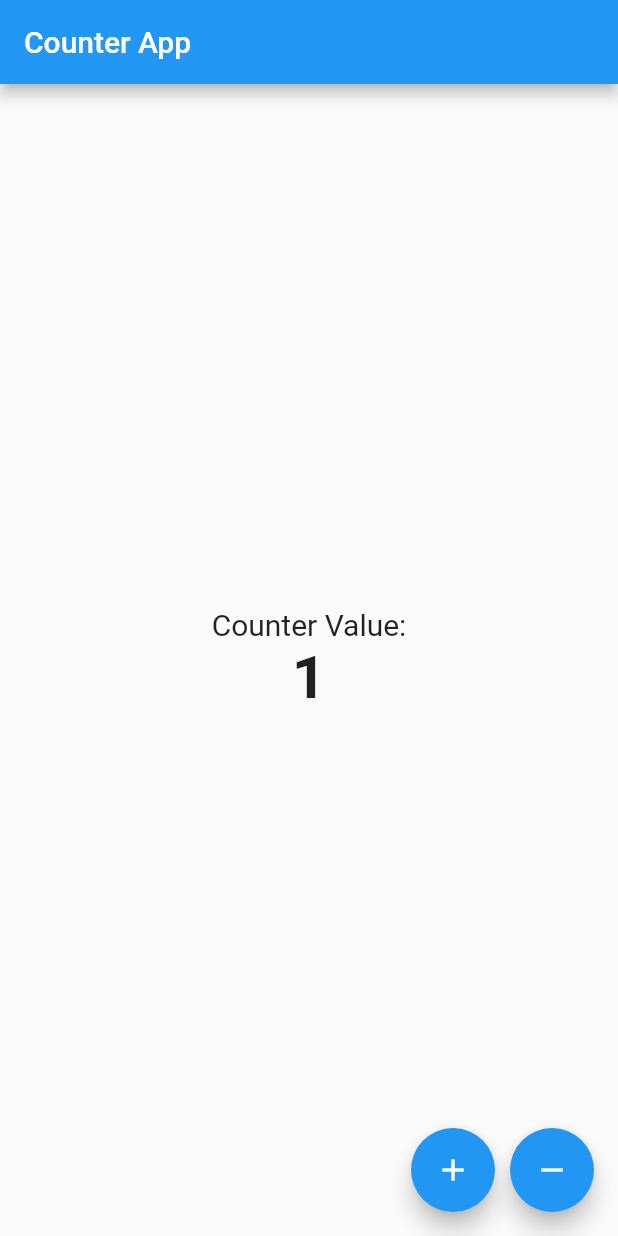
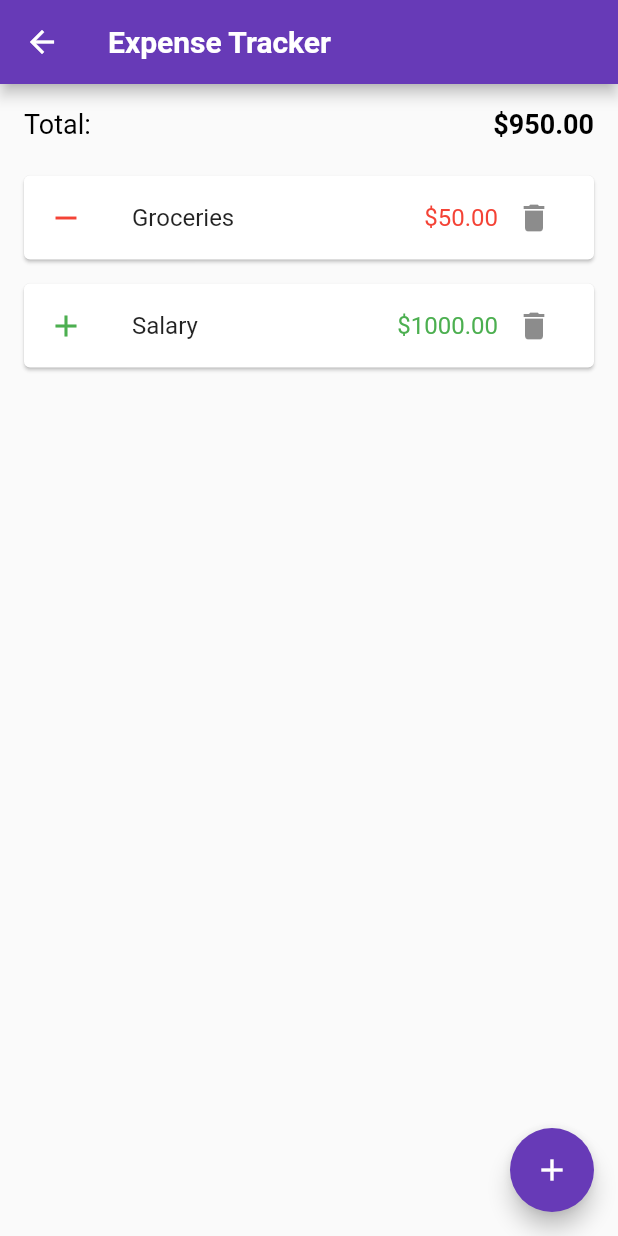
Before and after one commit to VermaAman-tech/22B3929_IntroToAppDev, a Flutter app: the screen it shows after launch, after a tap on the "add" icon, on a phone screen of 412 x 824 dp. Run offline on Flutter 3.47's test engine with Material 2 defaults, Android fonts, the phone set to English and light mode, and no system bars.

Commit message:
Add files via upload

```diff
--- a/lib/ExpenseScreen.dart
+++ b/lib/ExpenseScreen.dart
@@ -0,0 +1,230 @@
+import 'package:flutter/material.dart';
+
+class ExpenseScreen extends StatefulWidget {
+  final Function(double) updateTotalAmount;
+
+  ExpenseScreen({required this.updateTotalAmount});
+
+  @override
+  _ExpenseScreenState createState() => _ExpenseScreenState();
+}
+
+class _ExpenseScreenState extends State<ExpenseScreen> {
+  List<Map<String, dynamic>> transactions = [
+    {
+      'title': 'Groceries',
+      'amount': 50.0,
+      'isExpense': true,
+    },
+    {
+      'title': 'Salary',
+      'amount': 1000.0,
+      'isExpense': false,
+    },
+  ];
+
+  double getTotalAmount() {
+    double total = 0;
+    for (var transaction in transactions) {
+      if (transaction['isExpense']) {
+        total -= transaction['amount'];
+      } else {
+        total += transaction['amount'];
+      }
+    }
+    return total;
+  }
+
+  void addTransaction(String title, double amount, bool isExpense) {
+    setState(() {
+      transactions.add({
+        'title': title,
+        'amount': amount,
+        'isExpense': isExpense,
+      });
+    });
+    double newTotalAmount = getTotalAmount();
+    widget.updateTotalAmount(newTotalAmount);
+  }
+
+  void deleteTransaction(int index) {
+    setState(() {
+      transactions.removeAt(index);
+    });
+    double newTotalAmount = getTotalAmount();
+    widget.updateTotalAmount(newTotalAmount);
+  }
+
+  @override
+  Widget build(BuildContext context) {
+    return Scaffold(
+      appBar: AppBar(
+        title: Text(
+          'Expense Tracker',
+          style: TextStyle(
+            color: Colors.white,
+            fontWeight: FontWeight.bold,
+          ),
+        ),
+      ),
+      body: Column(
+        crossAxisAlignment: CrossAxisAlignment.stretch,
+        children: <Widget>[
+          Container(
+            padding: EdgeInsets.all(16),
+            child: Row(
+              mainAxisAlignment: MainAxisAlignment.spaceBetween,
+              children: <Widget>[
+                Text(
+                  'Total:',
+                  style: TextStyle(fontSize: 18),
+                ),
+                Text(
+                  '\$${getTotalAmount().toStringAsFixed(2)}',
+                  style: TextStyle(fontSize: 18, fontWeight: FontWeight.bold),
+                ),
+              ],
+            ),
+          ),
+          Expanded(
+            child: ListView.builder(
+              itemCount: transactions.length,
+              itemBuilder: (context, index) {
+                final transaction = transactions[index];
+                return Card(
+                  margin: EdgeInsets.symmetric(horizontal: 16, vertical: 8),
+                  child: ListTile(
+                    leading: transaction['isExpense']
+                        ? Icon(Icons.remove, color: Colors.red)
+                        : Icon(Icons.add, color: Colors.green),
+                    title: Text(transaction['title']),
+                    trailing: Row(
+                      mainAxisSize: MainAxisSize.min,
+                      children: [
+                        Text(
+                          '\$${transaction['amount'].toStringAsFixed(2)}',
+                          style: TextStyle(
+                            color: transaction['isExpense'] ? Colors.red : Colors.green,
+                          ),
+                        ),
+                        IconButton(
+                          icon: Icon(Icons.delete),
+                          onPressed: () {
+                            deleteTransaction(index);
+                          },
+                        ),
+                      ],
+                    ),
+                  ),
+                );
+              },
+            ),
+          ),
+        ],
+      ),
+      floatingActionButton: FloatingActionButton(
+        onPressed: () {
+          showDialog(
+            context: context,
+            builder: (context) => AddTransactionModal(
+              onTransactionAdded: addTransaction,
+            ),
+          );
+        },
+        child: Icon(Icons.add),
+      ),
+    );
+  }
+}
+
+class AddTransactionModal extends StatefulWidget {
+  final Function(String, double, bool) onTransactionAdded;
+
+  AddTransactionModal({required this.onTransactionAdded});
+
+  @override
+  _AddTransactionModalState createState() => _AddTransactionModalState();
+}
+
+class _AddTransactionModalState extends State<AddTransactionModal> {
+  late String title;
+  late double amount;
+  late bool isExpense;
+
+  @override
+  void initState() {
+    super.initState();
+    title = '';
+    amount = 0;
+    isExpense = true;
+  }
+
+  @override
+  Widget build(BuildContext context) {
+    return Dialog(
+      shape: RoundedRectangleBorder(
+        borderRadius: BorderRadius.circular(10),
+      ),
+      child: Container(
+        padding: EdgeInsets.all(16),
+        child: Column(
+          mainAxisSize: MainAxisSize.min,
+          crossAxisAlignment: CrossAxisAlignment.stretch,
+          children: <Widget>[
+            TextField(
+              decoration: InputDecoration(
+                labelText: 'Title',
+              ),
+              onChanged: (value) {
+                setState(() {
+                  title = value;
+                });
+              },
+            ),
+            SizedBox(height: 16),
+            Row(
+              children: <Widget>[
+                Text('Type: '),
+                SizedBox(width: 8),
+                ToggleButtons(
+                  children: <Widget>[
+                    Text('Expense'),
+                    Text('Income'),
+                  ],
+                  isSelected: [isExpense, !isExpense],
+                  onPressed: (index) {
+                    setState(() {
+                      isExpense = index == 0;
+                    });
+                  },
+                ),
+              ],
+            ),
+            SizedBox(height: 16),
+            TextField(
+              keyboardType: TextInputType.number,
+              decoration: InputDecoration(
+                labelText: 'Amount',
+              ),
+              onChanged: (value) {
+                setState(() {
+                  amount = double.parse(value);
+                });
+              },
+            ),
+            SizedBox(height: 16),
+            ElevatedButton(
+              onPressed: title.isEmpty || amount <= 0
+                  ? null
+                  : () {
+                widget.onTransactionAdded(title, amount, isExpense);
+                Navigator.of(context).pop();
+              },
+              child: Text('Add Transaction'),
+            ),
+          ],
+        ),
+      ),
+    );
+  }
+}
--- a/lib/main.dart
+++ b/lib/main.dart
@@ -1,79 +1,215 @@
 import 'package:flutter/material.dart';
+import 'ExpenseScreen.dart';
 
-void main() {
-  runApp(CounterApp());
-}
+void main() => runApp(MaterialApp(
+  home: BudgetTracker(),
+  routes: {
+    '/expense': (context) => ExpenseScreen(
+      updateTotalAmount: (totalAmount) {
+        // Update the total amount in BudgetTrackerBody
+        BudgetTrackerBody.totalAmount = totalAmount;
+      },
+    ),
+  },
+  theme: ThemeData(
+    primarySwatch: Colors.deepPurple,
+    textTheme: TextTheme(
+      headline6: TextStyle(
+        fontSize: 20,
+        fontWeight: FontWeight.bold,
+        color: Colors.black,
+      ),
+      bodyText2: TextStyle(
+        fontSize: 16,
+        color: Colors.black,
+      ),
+    ),
+  ),
+));
 
-class CounterApp extends StatelessWidget {
+class BudgetTracker extends StatelessWidget {
   @override
   Widget build(BuildContext context) {
-    return MaterialApp(
-      title: 'Counter App',
-      theme: ThemeData(
-        primarySwatch: Colors.blue,
+    return Scaffold(
+      appBar: AppBar(
+        title: Text(
+          'Budget Tracker App',
+          style: TextStyle(
+            color: Colors.white,
+            fontWeight: FontWeight.bold,
           ),
-      home: CounterPage(),
+        ),
+        centerTitle: true,
+        backgroundColor: Colors.deepPurple[400],
+        leading: IconButton(
+          icon: Icon(Icons.arrow_back),
+          color: Colors.white,
+          onPressed: () {
+            // Handle back button press here
+            // Implement your logic to go back or navigate to a previous screen
+          },
+        ),
+      ),
+      body: BudgetTrackerBody(),
+      floatingActionButton: FloatingActionButton(
+        onPressed: () {
+          // Handle floating action button press here
+          // Navigate to the "Add Expense" screen
+          Navigator.pushNamed(context, '/expense');
+        },
+        backgroundColor: Colors.deepPurple[400],
+        child: Icon(
+          Icons.add,
+          color: Colors.white,
+        ),
+      ),
+      floatingActionButtonLocation: FloatingActionButtonLocation.endFloat,
+      backgroundColor: Colors.deepPurple[100],
     );
   }
 }
 
-class CounterPage extends StatefulWidget {
+class BudgetTrackerBody extends StatefulWidget {
+  static double totalAmount = 0.0;
+
   @override
-  _CounterPageState createState() => _CounterPageState();
+  _BudgetTrackerBodyState createState() => _BudgetTrackerBodyState();
 }
 
-class _CounterPageState extends State<CounterPage> {
-  int _counter = 0;
+class _BudgetTrackerBodyState extends State<BudgetTrackerBody>
+    with SingleTickerProviderStateMixin {
+  late AnimationController _animationController;
+  late Animation<double> _animation;
 
-  void _incrementCounter() {
-    setState(() {
-      _counter++;
-    });
+  @override
+  void initState() {
+    super.initState();
+    _animationController = AnimationController(
+      duration: Duration(milliseconds: 800),
+      vsync: this,
+    );
+    _animation = CurvedAnimation(
+      parent: _animationController,
+      curve: Curves.easeInOut,
+    );
+    _animationController.forward();
   }
 
-  void _decrementCounter() {
-    setState(() {
-      _counter--;
-    });
+  @override
+  void dispose() {
+    _animationController.dispose();
+    super.dispose();
   }
 
   @override
   Widget build(BuildContext context) {
-    return Scaffold(
-      appBar: AppBar(
-        title: Text('Counter App'),
-      ),
-      body: Center(
-        child: Column(
+    return Column(
       mainAxisAlignment: MainAxisAlignment.center,
       children: <Widget>[
+        ScaleTransition(
+          scale: _animation,
+          child: Column(
+            children: <Widget>[
+              Container(
+                width: 150,
+                height: 150,
+                decoration: BoxDecoration(
+                  shape: BoxShape.circle,
+                  color: Colors.deepPurple,
+                  boxShadow: [
+                    BoxShadow(
+                      color: Colors.deepPurple.withOpacity(0.4),
+                      blurRadius: 8,
+                      offset: Offset(0, 4),
+                    ),
+                  ],
+                ),
+                child: Icon(
+                  Icons.account_balance_wallet,
+                  color: Colors.white,
+                  size: 80,
+                ),
+              ),
+              SizedBox(height: 16),
+              Column(
+                children: <Widget>[
                   Text(
-              'Counter Value:',
-              style: TextStyle(fontSize: 20),
+                    'Welcome',
+                    style: TextStyle(
+                      fontSize: 24,
+                      fontWeight: FontWeight.bold,
+                      color: Colors.deepPurple,
+                    ),
                   ),
                   Text(
-              '$_counter',
-              style: TextStyle(fontSize: 40, fontWeight: FontWeight.bold),
+                    'Back!',
+                    style: TextStyle(
+                      fontSize: 24,
+                      fontWeight: FontWeight.bold,
+                      color: Colors.deepPurple,
+                    ),
+                  ),
+                ],
               ),
             ],
           ),
         ),
-      floatingActionButton: Row(
-        mainAxisAlignment: MainAxisAlignment.end,
+        Card(
+          margin: EdgeInsets.all(16),
+          shape: RoundedRectangleBorder(
+            borderRadius: BorderRadius.circular(10),
+          ),
+          child: Padding(
+            padding: EdgeInsets.all(16),
+            child: Column(
+              crossAxisAlignment: CrossAxisAlignment.stretch,
+              children: <Widget>[
+                Row(
                   children: [
-          FloatingActionButton(
-            onPressed: _incrementCounter,
-            tooltip: 'Increment',
-            child: Icon(Icons.add),
+                    Text(
+                      'Total:',
+                      style: TextStyle(
+                        fontSize: 18,
+                        fontWeight: FontWeight.bold,
+                        color: Colors.deepPurple,
                       ),
-          SizedBox(width: 10),
-          FloatingActionButton(
-            onPressed: _decrementCounter,
-            tooltip: 'Decrement',
-            child: Icon(Icons.remove),
+                    ),
+                    SizedBox(width: 8),
+                    AnimatedBuilder(
+                      animation: _animation,
+                      builder: (context, child) {
+                        return Text(
+                          '\$${(_animation.value * BudgetTrackerBody.totalAmount).toStringAsFixed(2)}',
+                          style: TextStyle(
+                            fontSize: 18,
+                            fontWeight: FontWeight.bold,
+                            color: Colors.deepPurple,
+                          ),
+                        );
+                      },
+                    ),
+                    Expanded(
+                      child: InkWell(
+                        onTap: () {
+                          // Handle link to the "Expense" screen
+                          Navigator.pushNamed(context, '/expense');
+                        },
+                        child: Align(
+                          alignment: Alignment.centerRight,
+                          child: Icon(
+                            Icons.arrow_forward,
+                            color: Colors.deepPurple[400],
+                          ),
+                        ),
+                      ),
                     ),
                   ],
                 ),
+              ],
+            ),
+          ),
+        ),
+      ],
     );
   }
 }
```
Lines whose indentation alone changed are shown as unchanged.
